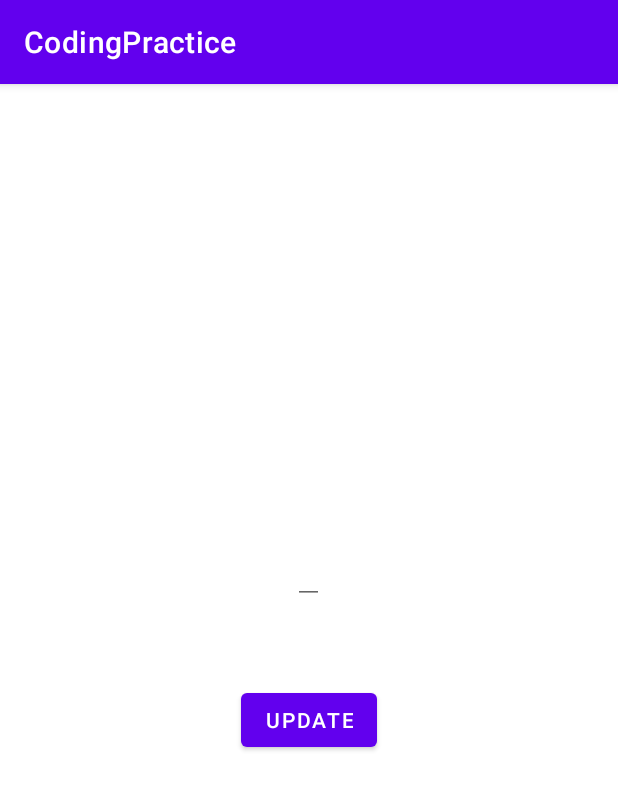
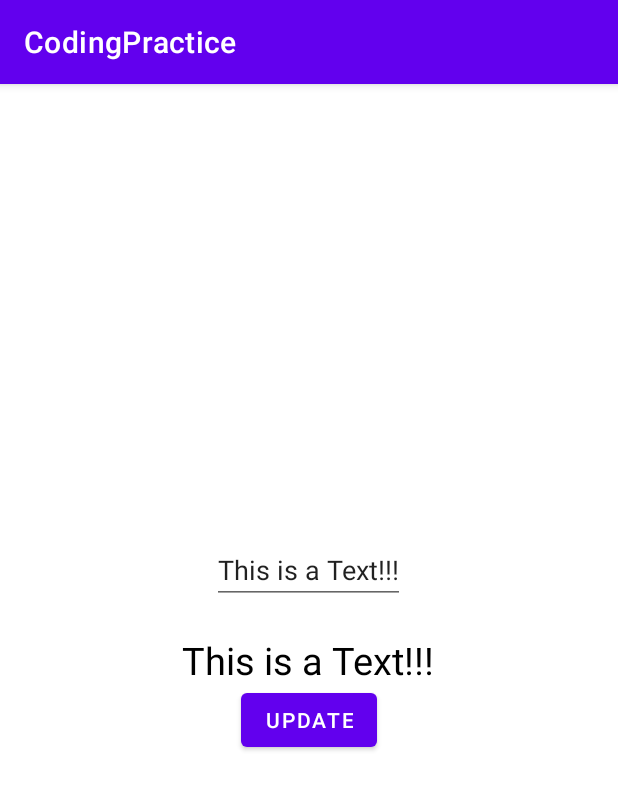
Before and after one commit to Speak2Rajdeep/CodingPractice_Android, an Android app: the fragment LiveDataFragment placed in its activity, on a phone screen of 412 x 824 dp. Shown: the top 790 px of the screen. Run offline under Robolectric (Android 15) with nearby library versions, the phone set to English and light mode, and no system bars; our stand-ins replace Dagger/Hilt's generated code, data binding.

Commit message:
Made Changes.

```diff
--- a/app/src/main/java/com/example/codingpractice/MainActivity.kt
+++ b/app/src/main/java/com/example/codingpractice/MainActivity.kt
@@ -3,9 +3,6 @@ package com.example.codingpractice
 import android.os.Bundle
 import androidx.appcompat.app.AppCompatActivity
 import androidx.fragment.app.Fragment
-import com.example.codingpractice.fragments.DependencyInjectionFragment
-import com.example.codingpractice.fragments.ObservableFieldFragment
-import com.example.codingpractice.fragments.UnitTestingFragment
 import dagger.hilt.android.AndroidEntryPoint
 
 /**
@@ -19,12 +16,12 @@ class MainActivity : AppCompatActivity() {
         super.onCreate(savedInstanceState)
         setContentView(R.layout.activity_main)
 
+        /**
         addFragment(UnitTestingFragment())
-        /**
+        addFragment(LiveDataFragment())
         addFragment(ObservableFieldFragment())
         addFragment(DependencyInjectionFragment())
         addFragment(ChannelFragment())
-        addFragment(LiveDataFragment())
         addFragment(FlowsFragment())
         addFragment(SealedClassFragment())
          */
--- a/app/src/main/java/com/example/codingpractice/viewModels/ViewModelClass.kt
+++ b/app/src/main/java/com/example/codingpractice/viewModels/ViewModelClass.kt
@@ -10,7 +10,7 @@ import androidx.lifecycle.MutableLiveData
 
 class ViewModelClass(application: Application) : AndroidViewModel(application) {
 
-    private var liveDataObject = MutableLiveData("This is a Text!!!")
+    var liveDataObject = MutableLiveData("This is a Text!!!")
     fun updateTextViaLiveData() {
         liveDataObject.value = "This is Updated Text!!!"
     }
--- a/app/src/main/res/layout/fragment_live_data.xml
+++ b/app/src/main/res/layout/fragment_live_data.xml
@@ -19,6 +19,7 @@
             android:layout_width="wrap_content"
             android:layout_height="wrap_content"
             android:layout_gravity="center"
+            android:text="@={viewModels.liveDataObject}"
             android:layout_marginBottom="60dp"/>
 
         <TextView
@@ -27,6 +28,7 @@
             android:layout_height="wrap_content"
             android:layout_gravity="center"
             android:gravity="center"
+            android:text="@={viewModels.liveDataObject}"
             android:textColor="@color/black"
             android:textSize="25sp" />
 
```
